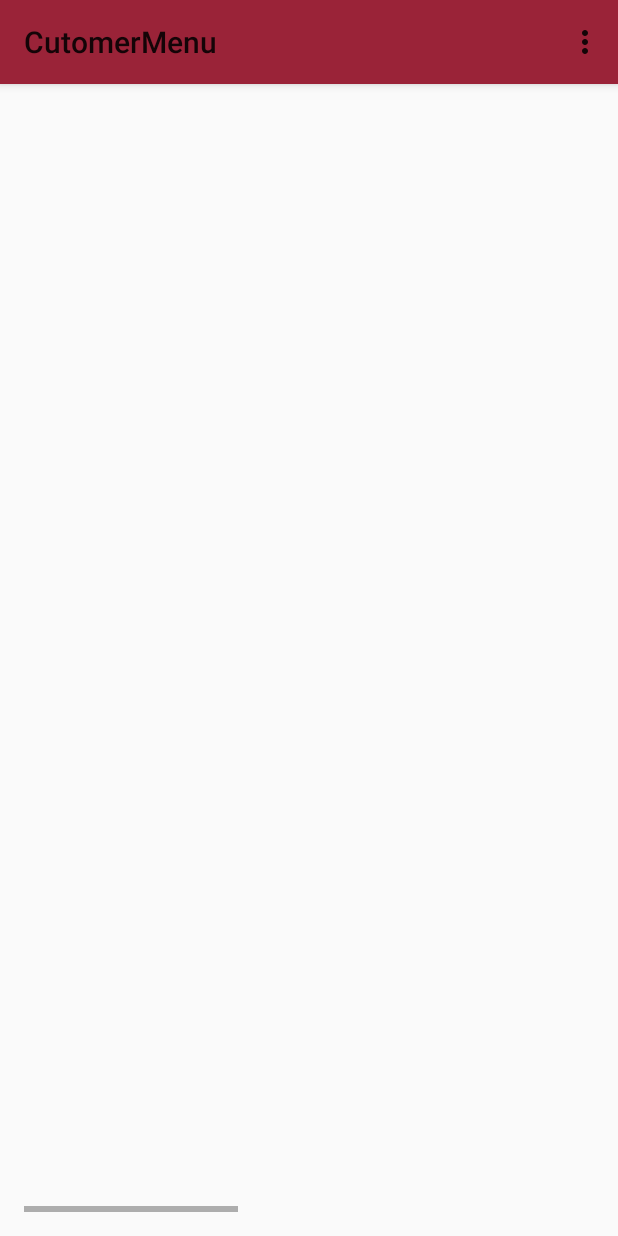
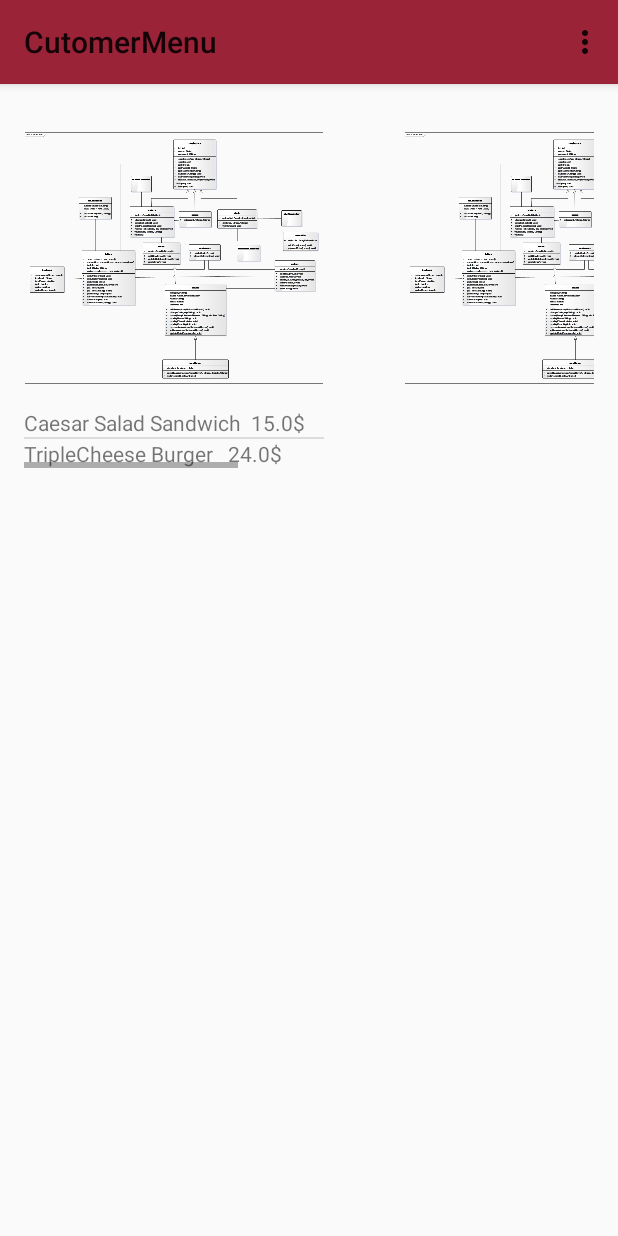
Before and after one commit to TechChef-Team/Senior-Project, an Android app: the CustomerMenu screen opened directly, with no data from a screen before it, on a phone screen of 412 x 824 dp. Run offline under Robolectric (Android 15) with nearby library versions, the phone set to English and light mode, and no system bars.

Commit message:
2/3 of the integration is complete fixed layout issues created a simple example of how the app will run still a number of changes will happen when the database is complete

```diff
--- a/TechChef/app/src/main/AndroidManifest.xml
+++ b/TechChef/app/src/main/AndroidManifest.xml
@@ -29,7 +29,7 @@
             android:label="@string/title_activity_monitor_tables" >
         </activity>
         <activity
-            android:name=".CustomerMenu"
+            android:name="com.senior.techchef.CustomerMenu"
             android:label="@string/title_activity_cutomer_menu" >
         </activity>
     </application>
--- a/TechChef/app/src/main/java/com/senior/techchef/CustomerMenu.java
+++ b/TechChef/app/src/main/java/com/senior/techchef/CustomerMenu.java
@@ -5,7 +5,10 @@ import android.os.Bundle;
 import android.view.Menu;
 import android.view.MenuItem;
 import android.widget.ArrayAdapter;
+import com.senior.techchef.orders.menu;
 import android.widget.ListView;
+
+import java.util.ArrayList;
 
 
 public class CustomerMenu extends Activity {
@@ -15,10 +18,16 @@ public class CustomerMenu extends Activity {
         super.onCreate(savedInstanceState);
         setContentView(R.layout.activity_cutomer_menu);
 
-       /* String [] menuItems = {"salad","yes"};
-        muAdapter = new ArrayAdapter<String>(this,R.layout.single_row, R.id.innerText, menuItems);
+        menu mainMenu = new menu();
+        ArrayList<String> sandwiches=new ArrayList<String>(mainMenu.getSandwiches());
+        ArrayList<String> mainCourse=new ArrayList<String>(mainMenu.getMainCourses());
+        ArrayList<String> appetizers=new ArrayList<String>(mainMenu.getAppetizers());
+        ArrayList<String> desserts=new ArrayList<String>(mainMenu.getDesserts());
+
+
+        muAdapter = new ArrayAdapter<String>(this,R.layout.single_row, R.id.innerText, sandwiches);
         ListView listView = (ListView) findViewById(R.id.listView4);
-        listView.setAdapter(muAdapter);*/
+        listView.setAdapter(muAdapter);
     }
 
 
--- a/TechChef/app/src/main/java/com/senior/techchef/MonitorTables.java
+++ b/TechChef/app/src/main/java/com/senior/techchef/MonitorTables.java
@@ -6,6 +6,10 @@ import android.view.Menu;
 import android.view.MenuItem;
 import android.widget.ArrayAdapter;
 import android.widget.ListView;
+
+import com.senior.techchef.orders.meals;
+
+import java.util.ArrayList;
 
 
 public class MonitorTables extends Activity {
@@ -44,4 +48,6 @@ public class MonitorTables extends Activity {
 
         return super.onOptionsItemSelected(item);
     }
+
+
 }
--- a/TechChef/app/src/main/java/com/senior/techchef/orders/meals.java
+++ b/TechChef/app/src/main/java/com/senior/techchef/orders/meals.java
@@ -7,7 +7,7 @@ import java.util.ArrayList;
 public class meals {
 
 	private int quantity=1;
-    private ArrayList<mealItems> items;
+    private ArrayList<mealItems> items = new ArrayList<mealItems>();
     private String name;
     private double price;
     private int category=0;
@@ -57,4 +57,13 @@ public class meals {
     public void viewMealImage(){
 
     }
+    public String getName(){
+        return this.name;
+    }
+    public double getPrice(){
+        return this.price;
+    }
+    public String toString(){
+        return this.getName()+"  "+getPrice()+"$";
+    }
 }
--- a/TechChef/app/src/main/java/com/senior/techchef/orders/menu.java
+++ b/TechChef/app/src/main/java/com/senior/techchef/orders/menu.java
@@ -4,10 +4,39 @@
 import java.util.*;
 
 public class menu {
- ArrayList<meals> meal;
-public menu(){}
-public void viewMenu(){
+ ArrayList<meals> meal= new ArrayList<meals>();
+public menu(){
+
+        ///// get the meals from the database (this is just an example) /////
+        meals meal1 = new meals(null,"Caesar Salad Sandwich",15,0);
+        meals meal2 = new meals(null,"Rib-Eye Steak",76,2);
+        meals meal3 = new meals(null,"Country Fried Chicken",45,2);
+        meals meal4 = new meals(null,"TripleCheese Burger ",24,0);
+        meals meal5 = new meals(null,"Onion Rings",10,1);
+        meals meal6 = new meals(null,"Appetizer Platter",32,1);
+        meals meal7 = new meals(null,"Chocolate Mousse",10,3);
+        meals meal8 = new meals(null,"Banana Split",10,3);
+        meals meal9 = new meals(null,"Chocolate Souffle",12,3);
+
+        ArrayList<meals> mealsForDB = new ArrayList<meals>();
+        mealsForDB.add(meal1);
+        mealsForDB.add(meal2);
+        mealsForDB.add(meal3);
+        mealsForDB.add(meal4);
+        mealsForDB.add(meal5);
+        mealsForDB.add(meal6);
+        mealsForDB.add(meal7);
+        mealsForDB.add(meal8);
+        mealsForDB.add(meal9);
+        this.meal= mealsForDB;
+
+}
+
+
+public String[][] viewMenu(){
   ArrayList<meals> tempArrayMeals = meal;
+    String [][] stringMeals = new String[tempArrayMeals.size()][3];
+  int StringCounter=0;
   int categoryCounter=0;
   while(!tempArrayMeals.isEmpty())
   {
@@ -17,12 +46,62 @@
 	      meals iteratedMeal = (meals)mealsIterator.next();
 	      if(iteratedMeal.getCategory()==categoryCounter){
 	    	  /////  display it on tablet /////
+              stringMeals[categoryCounter][StringCounter]=iteratedMeal.getName();
 	    	  tempArrayMeals.remove(iteratedMeal);
 	      }
 	  }
 	  categoryCounter++;
   }
+    return stringMeals;
 }
+    public ArrayList<String> getDesserts(){
+        ArrayList<String> desserts = new ArrayList<String>();
+        Iterator<meals> mealsIterator = meal.iterator();
+        for(int x =0;x<meal.size();x++)
+            if(mealsIterator.hasNext())
+            {
+                meals iteratedMeal = mealsIterator.next();
+                if(iteratedMeal.getCategory()==3)
+                    desserts.add(iteratedMeal.toString());
+            }
+        return desserts;
+    }
+    public ArrayList<String> getSandwiches(){
+        ArrayList<String> sandwiches = new ArrayList<String>();
+        Iterator<meals> mealsIterator = meal.iterator();
+        for(int x =0;x<meal.size();x++)
+            if(mealsIterator.hasNext())
+            {
+                meals iteratedMeal = mealsIterator.next();
+                if(iteratedMeal.getCategory()==0)
+                    sandwiches.add(iteratedMeal.toString());
+            }
+        return sandwiches;
+    }
+    public ArrayList<String> getMainCourses(){
+        ArrayList<String> mainCourses = new ArrayList<String>();
+        Iterator<meals> mealsIterator = meal.iterator();
+        for(int x =0;x<meal.size();x++)
+            if(mealsIterator.hasNext())
+            {
+                meals iteratedMeal = mealsIterator.next();
+                if(iteratedMeal.getCategory()==1)
+                    mainCourses.add(iteratedMeal.toString());
+            }
+        return mainCourses;
+    }
+    public ArrayList<String> getAppetizers(){
+        ArrayList<String> appetizers = new ArrayList<String>();
+        Iterator<meals> mealsIterator = meal.iterator();
+        for(int x =0;x<meal.size();x++)
+            if(mealsIterator.hasNext())
+            {
+                meals iteratedMeal = mealsIterator.next();
+                if(iteratedMeal.getCategory()==2)
+                    appetizers.add(iteratedMeal.toString());
+            }
+        return appetizers;
+    }
 public void setmeals(ArrayList<meals> meal){this.meal=meal;}
 public void addMeal(meals newMeal){
 	meal.add(newMeal);
@@ -32,9 +111,37 @@
 	meal.remove(oldMeal);
 	updateDatebase(meal);
 }
+public meals getMeal(int index){
+    return meal.get(index);
+}
 public void updateDatebase(ArrayList<meals> updatedMeals){
 
 }
+    public ArrayList<meals> getMenu(){
+
+        ///// get the meals from the database (this is just an example) /////
+        meals meal1 = new meals(null,"Caesar Salad Sandwich",15,0);
+        meals meal2 = new meals(null,"Rib-Eye Steak",76,2);
+        meals meal3 = new meals(null,"Country Fried Chicken",45,2);
+        meals meal4 = new meals(null,"TripleCheese Burger ",24,0);
+        meals meal5 = new meals(null,"Onion Rings",10,1);
+        meals meal6 = new meals(null,"Appetizer Platter",32,1);
+        meals meal7 = new meals(null,"Chocolate Mousse",10,3);
+        meals meal8 = new meals(null,"Banana Split",10,3);
+        meals meal9 = new meals(null,"Chocolate Souffle",12,3);
+
+        ArrayList<meals> mealsForDB = new ArrayList<meals>();
+        mealsForDB.add(meal1);
+        mealsForDB.add(meal2);
+        mealsForDB.add(meal3);
+        mealsForDB.add(meal4);
+        mealsForDB.add(meal5);
+        mealsForDB.add(meal6);
+        mealsForDB.add(meal7);
+        mealsForDB.add(meal8);
+        mealsForDB.add(meal9);
+        return mealsForDB;
+    }
 
 
 }
--- a/TechChef/app/src/main/res/layout/activity_chef_view.xml
+++ b/TechChef/app/src/main/res/layout/activity_chef_view.xml
@@ -45,7 +45,8 @@
             android:layout_height="wrap_content"
             android:layout_gravity="top"
             android:layout_marginRight="80px"/>
-        </LinearLayout>
+
+    </LinearLayout>
 
     </HorizontalScrollView>
 
--- a/TechChef/app/src/main/res/layout/activity_cutomer_menu.xml
+++ b/TechChef/app/src/main/res/layout/activity_cutomer_menu.xml
@@ -12,36 +12,43 @@
 
 
     <HorizontalScrollView
-        android:layout_width="fill_parent"
-        android:layout_height="fill_parent">
-    <LinearLayout
         android:layout_width="wrap_content"
         android:layout_height="wrap_content"
-        android:orientation="horizontal">
+        android:id="@+id/horizontalScrollView"
+        android:layout_alignParentTop="true"
+        android:layout_alignParentStart="true" >
 
-    <include layout="@layout/fragment_list_menu_category"
+        <LinearLayout
+            android:orientation="horizontal"
+            android:layout_width="fill_parent"
+            android:layout_height="fill_parent"
+            android:layout_alignParentTop="true"
+            android:layout_alignParentStart="true">
+
+    <include layout="@layout/fragment_grid_menu_category"
         android:layout_width="300px"
         android:layout_height="wrap_content"
         android:layout_gravity="top"
         android:layout_marginRight="80px"/>
 
-    <include layout="@layout/fragment_list_menu_category"
+    <include layout="@layout/fragment_grid_menu_category"
         android:layout_width="300px"
         android:layout_height="wrap_content"
         android:layout_gravity="top"
         android:layout_marginRight="80px"/>
 
-    <include layout="@layout/fragment_list_menu_category"
+    <include layout="@layout/fragment_grid_menu_category"
         android:layout_width="300px"
         android:layout_height="wrap_content"
         android:layout_gravity="top"
         android:layout_marginRight="80px"/>
 
-    <include layout="@layout/fragment_list_menu_category"
+    <include layout="@layout/fragment_grid_menu_category"
         android:layout_width="300px"
         android:layout_height="wrap_content"
         android:layout_gravity="top"
         android:layout_marginRight="80px"/>
+
     </LinearLayout>
 
     </HorizontalScrollView>
--- a/TechChef/app/src/main/res/layout/fragment_grid_menu_category.xml
+++ b/TechChef/app/src/main/res/layout/fragment_grid_menu_category.xml
@@ -8,7 +8,7 @@
     android:orientation="vertical">
 
 
-    <ImageView
+  <ImageView
         android:id="@android:id/icon2"
         android:layout_width="wrap_content"
         android:layout_height="300px"
@@ -20,11 +20,12 @@
     android:layout_width="wrap_content"
     android:layout_height="wrap_content"
     android:id="@+id/listView4"
-    android:layout_alignParentStart="true"
     android:choiceMode="singleChoice">
+
 
 
     </ListView>
 
 
+
 </LinearLayout>
--- a/TechChef/app/src/main/res/layout/fragment_list_menu_category.xml
+++ b/TechChef/app/src/main/res/layout/fragment_list_menu_category.xml
@@ -3,10 +3,7 @@
     xmlns:tools="http://schemas.android.com/tools" android:layout_width="match_parent"
     android:layout_height="match_parent" tools:context="com.senior.techchef.ItemFragment2">
 
-    <ListView android:id="@android:id/list" android:layout_width="match_parent"
+    <ListView android:id="@+id/mealsList" android:layout_width="match_parent"
         android:layout_height="match_parent" />
 
-    <TextView android:id="@android:id/empty" android:layout_width="match_parent"
-        android:layout_height="match_parent" android:gravity="center" />
-
 </FrameLayout>
```
Also changed, not shown: TechChef/app/src/main/java/com/senior/techchef/ChefView.java (+32 -3 lines), TechChef/app/src/main/java/com/senior/techchef/MainActivity.java (+9 -0 lines), TechChef/app/src/main/java/com/senior/techchef/WaiterView.java (+43 -2 lines), TechChef/app/src/main/java/com/senior/techchef/orders/orders.java (+20 -5 lines), TechChef/app/src/main/java/com/senior/techchef/restaurant/tables.java (+26 -1 lines), TechChef/app/src/main/java/com/senior/techchef/users/ordersList.java (+10 -3 lines), TechChef/app/src/main/java/com/senior/techchef/users/waiters.java (+17 -2 lines), TechChef/app/src/main/res/layout/fragment_item_list.xml (+5 -2 lines).
